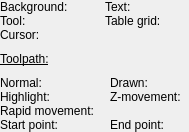
Before: the Qt Designer form src/gpilot/ui/forms/partials/settings/partsettingscolors.ui in etet100/AstroCore-GCode-Sender, drawn with Qt 5.
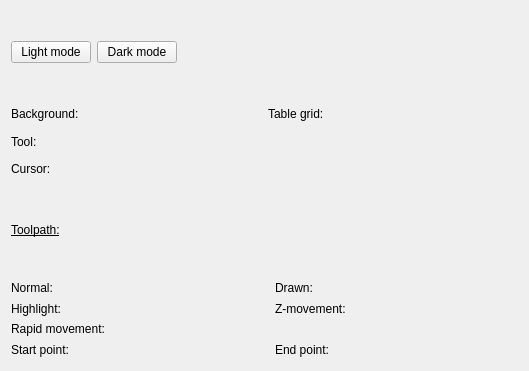
After: the same form once the commit is applied. Custom widgets are drawn as their Qt base class.

Commit message: Visualizer colors - separate dark/light colors, refactor

Diff of the .ui file:
```diff
--- a/src/gpilot/ui/forms/partials/settings/partsettingscolors.ui
+++ b/src/gpilot/ui/forms/partials/settings/partsettingscolors.ui
@@ -6,8 +6,8 @@
    <rect>
     <x>0</x>
     <y>0</y>
-    <width>187</width>
-    <height>132</height>
+    <width>529</width>
+    <height>371</height>
    </rect>
   </property>
   <property name="sizePolicy">
@@ -17,26 +17,65 @@
    </sizepolicy>
   </property>
   <layout class="QVBoxLayout" name="verticalLayout">
-   <property name="spacing">
-    <number>8</number>
-   </property>
-   <property name="leftMargin">
-    <number>0</number>
-   </property>
-   <property name="topMargin">
-    <number>0</number>
-   </property>
-   <property name="rightMargin">
-    <number>0</number>
-   </property>
-   <property name="bottomMargin">
-    <number>0</number>
-   </property>
+   <item>
+    <widget class="QWidget" name="widget" native="true">
+     <layout class="QHBoxLayout" name="horizontalLayout">
+      <property name="leftMargin">
+       <number>0</number>
+      </property>
+      <property name="topMargin">
+       <number>2</number>
+      </property>
+      <property name="rightMargin">
+       <number>0</number>
+      </property>
+      <property name="bottomMargin">
+       <number>2</number>
+      </property>
+      <item>
+       <widget class="QPushButton" name="btnLight">
+        <property name="text">
+         <string>Light mode</string>
+        </property>
+        <property name="checkable">
+         <bool>true</bool>
+        </property>
+       </widget>
+      </item>
+      <item>
+       <widget class="QPushButton" name="btnDark">
+        <property name="text">
+         <string>Dark mode</string>
+        </property>
+        <property name="checkable">
+         <bool>true</bool>
+        </property>
+       </widget>
+      </item>
+      <item>
+       <spacer name="horizontalSpacer">
+        <property name="orientation">
+         <enum>Qt::Orientation::Horizontal</enum>
+        </property>
+        <property name="sizeHint" stdset="0">
+         <size>
+          <width>336</width>
+          <height>20</height>
+         </size>
+        </property>
+       </spacer>
+      </item>
+     </layout>
+    </widget>
+   </item>
    <item>
     <layout class="QGridLayout" name="gridLayout" columnstretch="1,2,1,2">
      <property name="verticalSpacing">
       <number>0</number>
      </property>
+     <item row="1" column="1">
+      <widget class="ColorPicker" name="clpVisualizerToolColor"/>
+     </item>
      <item row="0" column="0">
       <widget class="QLabel" name="lblVisualizerBackgroundColor">
        <property name="text">
@@ -44,14 +83,15 @@
        </property>
       </widget>
      </item>
-     <item row="0" column="3">
-      <widget class="ColorPicker" name="clpVisualizerTextColor" native="true"/>
-     </item>
      <item row="0" column="1">
-      <widget class="ColorPicker" name="clpVisualizerBackgroundColor" native="true"/>
+      <widget class="ColorPicker" name="clpVisualizerBackgroundColor"/>
      </item>
-     <item row="1" column="1">
-      <widget class="ColorPicker" name="clpVisualizerToolColor" native="true"/>
+     <item row="2" column="0">
+      <widget class="QLabel" name="label_2">
+       <property name="text">
+        <string>Cursor:</string>
+       </property>
+      </widget>
      </item>
      <item row="1" column="0">
       <widget class="QLabel" name="label_19">
@@ -60,32 +100,18 @@
        </property>
       </widget>
      </item>
-     <item row="1" column="3">
-      <widget class="ColorPicker" name="clpVisualizerTableGridColor" native="true"/>
+     <item row="2" column="1">
+      <widget class="ColorPicker" name="clpVisualizerCursorColor"/>
      </item>
      <item row="0" column="2">
-      <widget class="QLabel" name="label_28">
-       <property name="text">
-        <string>Text:</string>
-       </property>
-      </widget>
-     </item>
-     <item row="1" column="2">
       <widget class="QLabel" name="label_33">
        <property name="text">
         <string>Table grid:</string>
        </property>
       </widget>
      </item>
-     <item row="2" column="0">
-      <widget class="QLabel" name="label_2">
-       <property name="text">
-        <string>Cursor:</string>
-       </property>
-      </widget>
-     </item>
-     <item row="2" column="1">
-      <widget class="ColorPicker" name="clpVisualizerCursorColor" native="true"/>
+     <item row="0" column="3">
+      <widget class="ColorPicker" name="clpVisualizerTableGridColor"/>
      </item>
     </layout>
    </item>
@@ -125,16 +151,16 @@
       </widget>
      </item>
      <item row="0" column="1">
-      <widget class="ColorPicker" name="clpToolpathNormalColor" native="true"/>
+      <widget class="ColorPicker" name="clpToolpathNormalColor"/>
      </item>
      <item row="1" column="3">
-      <widget class="ColorPicker" name="clpToolpathZMovementColor" native="true"/>
+      <widget class="ColorPicker" name="clpToolpathZMovementColor"/>
      </item>
      <item row="2" column="1">
-      <widget class="ColorPicker" name="clpToolpathRapidMovementColor" native="true"/>
+      <widget class="ColorPicker" name="clpToolpathRapidMovementColor"/>
      </item>
      <item row="1" column="1">
-      <widget class="ColorPicker" name="clpToolpathHighlightColor" native="true"/>
+      <widget class="ColorPicker" name="clpToolpathHighlightColor"/>
      </item>
      <item row="3" column="2">
       <widget class="QLabel" name="label_27">
@@ -144,7 +170,7 @@
       </widget>
      </item>
      <item row="3" column="3">
-      <widget class="ColorPicker" name="clpToolpathEndColor" native="true"/>
+      <widget class="ColorPicker" name="clpToolpathEndColor"/>
      </item>
      <item row="0" column="0">
       <widget class="QLabel" name="lblVisualizerNormalColor">
@@ -168,10 +194,10 @@
       </widget>
      </item>
      <item row="3" column="1">
-      <widget class="ColorPicker" name="clpToolpathStartColor" native="true"/>
+      <widget class="ColorPicker" name="clpToolpathStartColor"/>
      </item>
      <item row="0" column="3">
-      <widget class="ColorPicker" name="clpToolpathDrawnColor" native="true"/>
+      <widget class="ColorPicker" name="clpToolpathDrawnColor"/>
      </item>
      <item row="3" column="0">
       <widget class="QLabel" name="label_26">
```
The commit also changes 7 other files.
